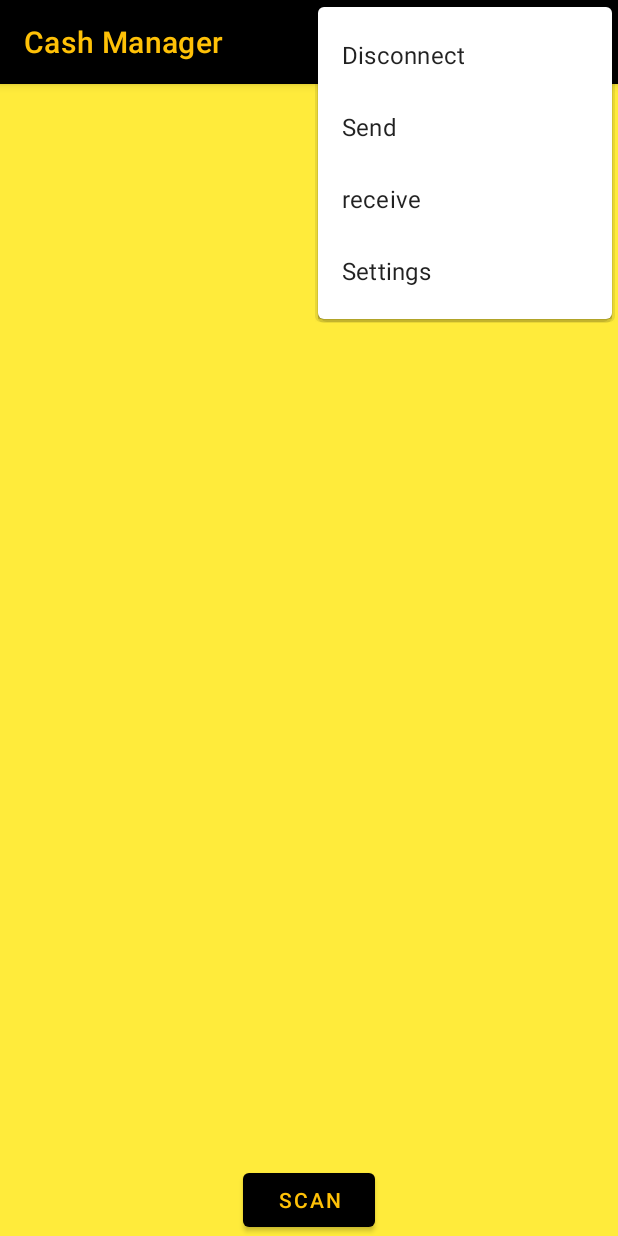
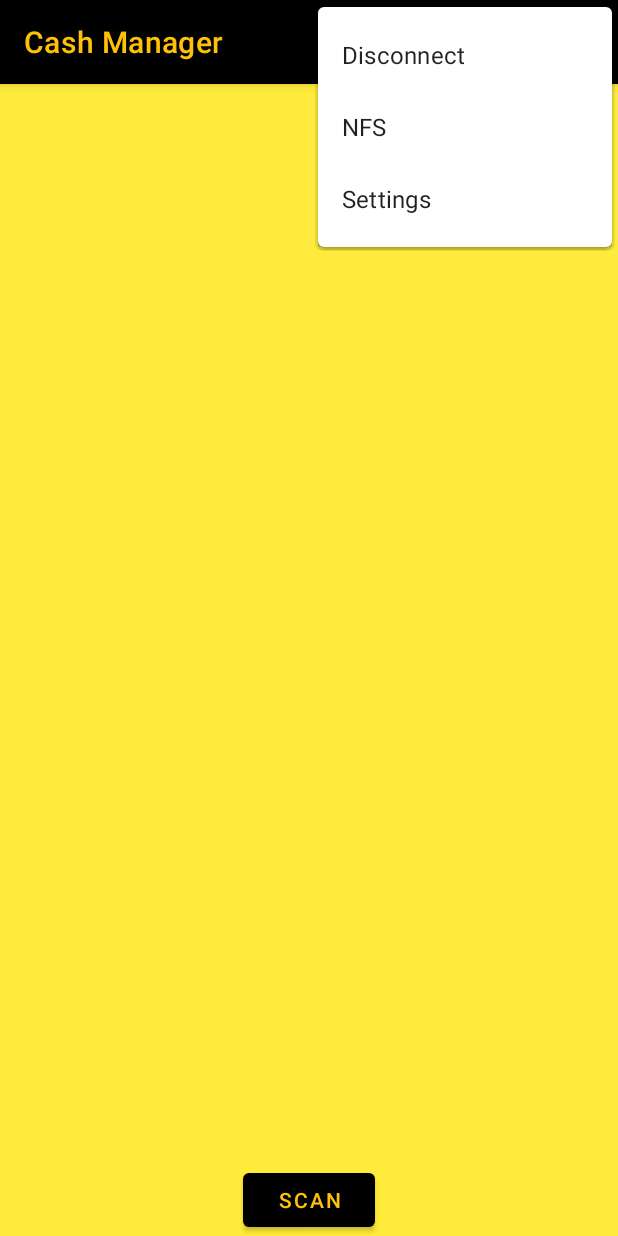
Before and after one commit to ReyLinn/Dev-CashManager-Android-Bootstrap, an Android app: the SecondFragment screen opened through its navigation route, with the options menu open, on a phone screen of 412 x 824 dp. Run offline under Robolectric (Android 15) with nearby library versions, the phone set to English and light mode, and no system bars; libraries missing offline, so code that uses them is left out: com.budiyev.android; 5 statements that could not run were skipped.

Commit message:
refactor: clear code

```diff
--- a/app/src/main/java/com/androidbootstrap/bootstrap/FirstFragment.kt
+++ b/app/src/main/java/com/androidbootstrap/bootstrap/FirstFragment.kt
@@ -20,7 +20,7 @@ class FirstFragment : Fragment() {
     private lateinit var scannerView: CodeScannerView
     private lateinit var textViewScanner: TextView
     private lateinit var textViewCart: TextView
-    private lateinit var cart : CartModel
+    // private lateinit var cart : CartModel
 
     override fun onCreateView(
             inflater: LayoutInflater, container: ViewGroup?,
--- a/app/src/main/java/com/androidbootstrap/bootstrap/MainActivity.kt
+++ b/app/src/main/java/com/androidbootstrap/bootstrap/MainActivity.kt
@@ -18,7 +18,9 @@ class MainActivity : AppCompatActivity() {
         super.onCreate(savedInstanceState)
         setContentView(R.layout.activity_main)
         setSupportActionBar(findViewById(R.id.toolbar))
-        setUpPermissions()
+        setUpPermissionsCamera()
+        setUpPermissionsInternet()
+        setUpPermissionsNFC()
     }
 
     override fun onCreateOptionsMenu(menu: Menu): Boolean {
@@ -28,50 +30,52 @@ class MainActivity : AppCompatActivity() {
     }
 
     override fun onOptionsItemSelected(item: MenuItem): Boolean {
-        // Handle action bar item clicks here. The action bar will
-        // automatically handle clicks on the Home/Up button, so long
-        // as you specify a parent activity in AndroidManifest.xml.
+
         val setting = Intent(this, SettingActivity::class.java).apply {}
         val disconnect = Intent(this, LoginActivity::class.java).apply {}
         val sender = Intent(this, SenderActivity::class.java).apply {}
-        val receiver = Intent(this, ReceiverActivity::class.java).apply {}
+        // val receiver = Intent(this, ReceiverActivity::class.java).apply {}
 
         return when (item.itemId) {
             R.id.action_disconnect -> {
                 startActivity(disconnect)
-                /*setContentView(R.layout.setting)*/
                 true
             }
             R.id.action_setting -> {
                 startActivity(setting)
-                /*setContentView(R.layout.setting)*/
                 true
             }
             R.id.action_sender -> {
                 startActivity(sender)
-                /*setContentView(R.layout.setting)*/
                 true
             }
-            R.id.action_receiver -> {
+/*            R.id.action_receiver -> {
                 startActivity(receiver)
-                /*setContentView(R.layout.setting)*/
                 true
-            }
+            }*/
             else -> super.onOptionsItemSelected(item)
         }
     }
 
-    private fun setUpPermissions(){
+    private fun setUpPermissionsCamera(){
         val permissionCamera = ContextCompat.checkSelfPermission(this, android.Manifest.permission.CAMERA)
-        val permissionInternet = ContextCompat.checkSelfPermission(this, android.Manifest.permission.INTERNET)
-        val permissionNfc = ContextCompat.checkSelfPermission(this, android.Manifest.permission.NFC)
 
         if(permissionCamera != PackageManager.PERMISSION_GRANTED){
             makeRequest()
         }
+    }
+
+    private fun setUpPermissionsInternet(){
+        val permissionInternet = ContextCompat.checkSelfPermission(this, android.Manifest.permission.INTERNET)
+
         if(permissionInternet != PackageManager.PERMISSION_GRANTED){
             makeRequest()
         }
+    }
+
+    private fun setUpPermissionsNFC(){
+        val permissionNfc = ContextCompat.checkSelfPermission(this, android.Manifest.permission.NFC)
+
         if(permissionNfc != PackageManager.PERMISSION_GRANTED){
             makeRequest()
         }
--- a/app/src/main/java/com/androidbootstrap/bootstrap/SecondFragment.kt
+++ b/app/src/main/java/com/androidbootstrap/bootstrap/SecondFragment.kt
@@ -52,7 +52,7 @@ class SecondFragment : Fragment() {
             }
             override fun onResponse(call: Call, response: Response) {
                 println(response.body()!!.string())
-
+                result = response.body()!!.string()
             }
         })
     }*/
--- a/app/src/main/res/menu/menu_main.xml
+++ b/app/src/main/res/menu/menu_main.xml
@@ -14,7 +14,7 @@
     <item
         android:id="@+id/action_sender"
         android:title="@string/action_sender" />
-    <item
+<!--    <item
         android:id="@+id/action_receiver"
-        android:title="@string/action_receiver" />
+        android:title="@string/action_receiver" />-->
 </menu>
--- a/app/src/main/res/values/strings.xml
+++ b/app/src/main/res/values/strings.xml
@@ -2,16 +2,11 @@
     <string name="app_name">Cash Manager</string>
     <string name="action_settings">Settings</string>
     <string name="action_disconnect">Disconnect</string>
-    <string name="action_sender">Send</string>
+    <string name="action_sender">NFS</string>
+    <!--<string name="action_sender">Send</string>-->
     <string name="action_receiver">receive</string>
-    <!-- Strings used for fragments for navigation -->
     <string name="first_fragment_label">First Fragment</string>
     <string name="second_fragment_label">Second Fragment</string>
-    <string name="next">Next</string>
-    <string name="previous">Previous</string>
-
-    <string name="hello_first_fragment">Hello first fragment</string>
-    <string name="hello_second_fragment">Hello second fragment. Arg: %1$s</string>
     <string name="title_activity_login">LoginActivity</string>
     <string name="prompt_email">Email</string>
     <string name="prompt_password">Password</string>
```
Also changed, not shown: app/src/main/res/images/logo.png (deleted).
